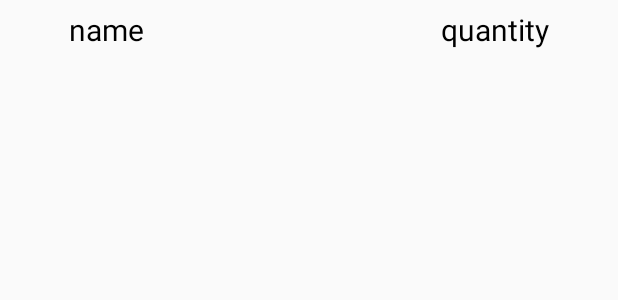
After one commit to louis-xu-ustc/EasyOrder_Android, an Android app: the layout customer_order_detail_list_view.xml on its own in the app's theme, with its tools: preview values and no code run, on a phone screen of 412 x 824 dp. The commit adds this screen. Shown: the top 300 px of the screen. Run offline under Robolectric (Android 15) with nearby library versions, the phone set to English and light mode, and no system bars.

Commit message:
[yunpengx] add payment UI for customer side

```diff
--- /dev/null
+++ b/EasyOrder_Android/app/src/main/res/layout/customer_order_detail_list_view.xml
@@ -0,0 +1,38 @@
+<?xml version="1.0" encoding="utf-8"?>
+<RelativeLayout xmlns:android="http://schemas.android.com/apk/res/android"
+    android:layout_width="fill_parent"
+    android:layout_height="wrap_content"
+    android:orientation="horizontal"
+    android:padding="6dip">
+
+    <TextView
+        android:id="@+id/customer_order_detail_dish_name"
+        android:layout_width="wrap_content"
+        android:layout_height="wrap_content"
+        android:layout_marginLeft="20dp"
+        android:layout_marginRight="20dp"
+        android:gravity="center"
+        android:paddingBottom="10dp"
+        android:textAppearance="?android:attr/textAppearanceSmall"
+        android:textColor="@android:color/black"
+        android:textSize="20sp"
+        android:text="name"
+        android:layout_alignParentTop="true"
+        android:layout_alignParentStart="true"
+        android:layout_marginStart="40dp" />
+
+    <TextView
+        android:id="@+id/customer_order_detail_dish_quantity"
+        android:layout_width="wrap_content"
+        android:layout_height="wrap_content"
+        android:gravity="center"
+        android:paddingBottom="10dp"
+        android:textAppearance="?android:attr/textAppearanceSmall"
+        android:textColor="@android:color/black"
+        android:textSize="20sp"
+        android:text="quantity"
+        android:layout_alignParentTop="true"
+        android:layout_alignParentEnd="true"
+        android:layout_marginEnd="40dp" />
+
+</RelativeLayout>
--- a/EasyOrder_Android/app/src/main/res/layout/retailer_fragment_payment.xml
+++ b/EasyOrder_Android/app/src/main/res/layout/retailer_fragment_payment.xml
@@ -22,7 +22,7 @@
     </ListView>
 
     <Button
-        android:id="@+id/button2"
+        android:id="@+id/customer_notify_all"
         android:layout_width="wrap_content"
         android:layout_height="wrap_content"
         android:layout_marginTop="450dp"
```
Also changed, not shown: EasyOrder_Android/app/src/main/java/edu/cmu/EasyOrder_Android/CustomerOrderDetailAdapter.java (added, +45 -0 lines), EasyOrder_Android/app/src/main/java/edu/cmu/EasyOrder_Android/CustomerPaymentFragment.java (+31 -1 lines), EasyOrder_Android/app/src/main/java/edu/cmu/EasyOrder_Android/Order.java (+41 -0 lines), EasyOrder_Android/app/src/main/res/layout/customer_fragment_payment.xml (+65 -3 lines), EasyOrder_Android/app/src/main/res/drawable/order_detail.png (added).
